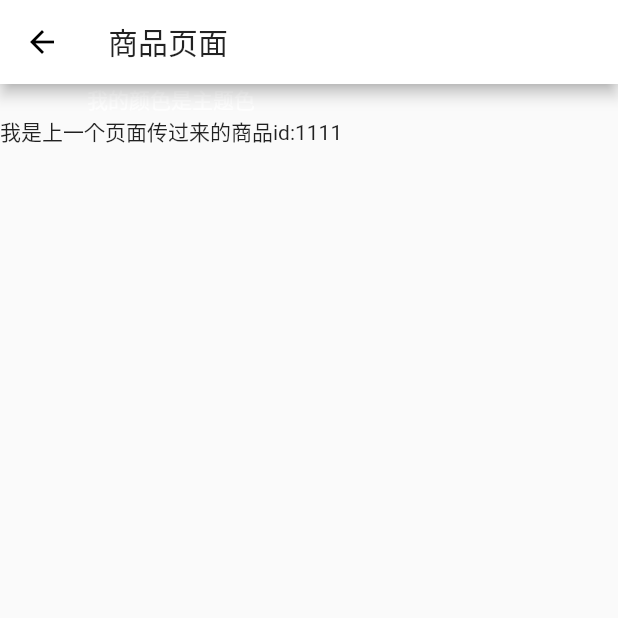
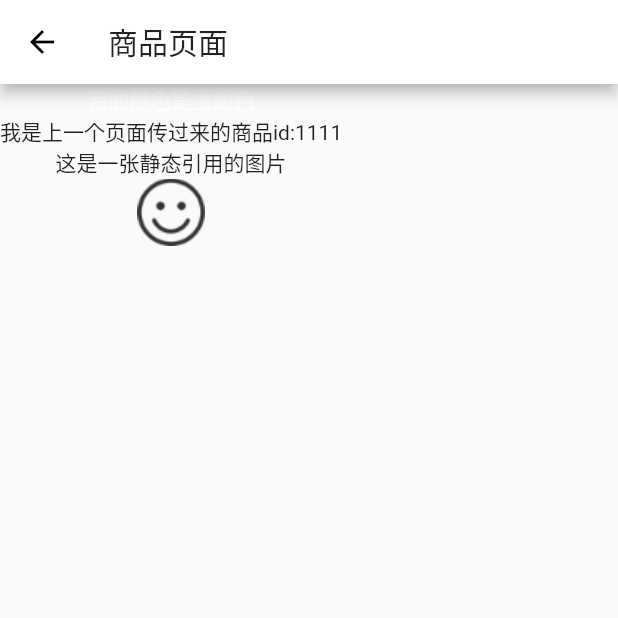
Before and after one commit to yangchunboy/flutter, a Flutter app: the screen it shows after launch, after a tap on "点击我跳转商品页面并携带参数", on a phone screen of 412 x 824 dp, the top half of it. Run offline on Flutter 3.47's test engine with Material 2 defaults, Android fonts, the phone set to English and light mode, and no system bars; our stand-ins replace dio, flutter_screenutil, fluttertoast, shared_preferences.

Commit message:
将静态资源的存放位置和引用的demo写好了

```diff
--- a/lib/pages/product/ProductPage.dart
+++ b/lib/pages/product/ProductPage.dart
@@ -31,7 +31,9 @@ class _ProductPage extends State<ProductPage>{
           ),
           Text(
             '我是上一个页面传过来的商品id:${widget.params['productId']}'
-          )
+          ),
+          Text('这是一张静态引用的图片'),
+          Image.asset('assets/images/smile.png')
         ]
       ),
     );
--- a/pubspec.yaml
+++ b/pubspec.yaml
@@ -45,6 +45,9 @@ flutter:
   # assets:
   #  - images/a_dot_burr.jpeg
   #  - images/a_dot_ham.jpeg
+  assets:
+    - assets/images/
+    - assets/json/
 
   # An image asset can refer to one or more resolution-specific "variants", see
   # https://flutter.dev/assets-and-images/#resolution-aware.
```
Also changed, not shown: assets/images/smile.png (added), 1 other file.
